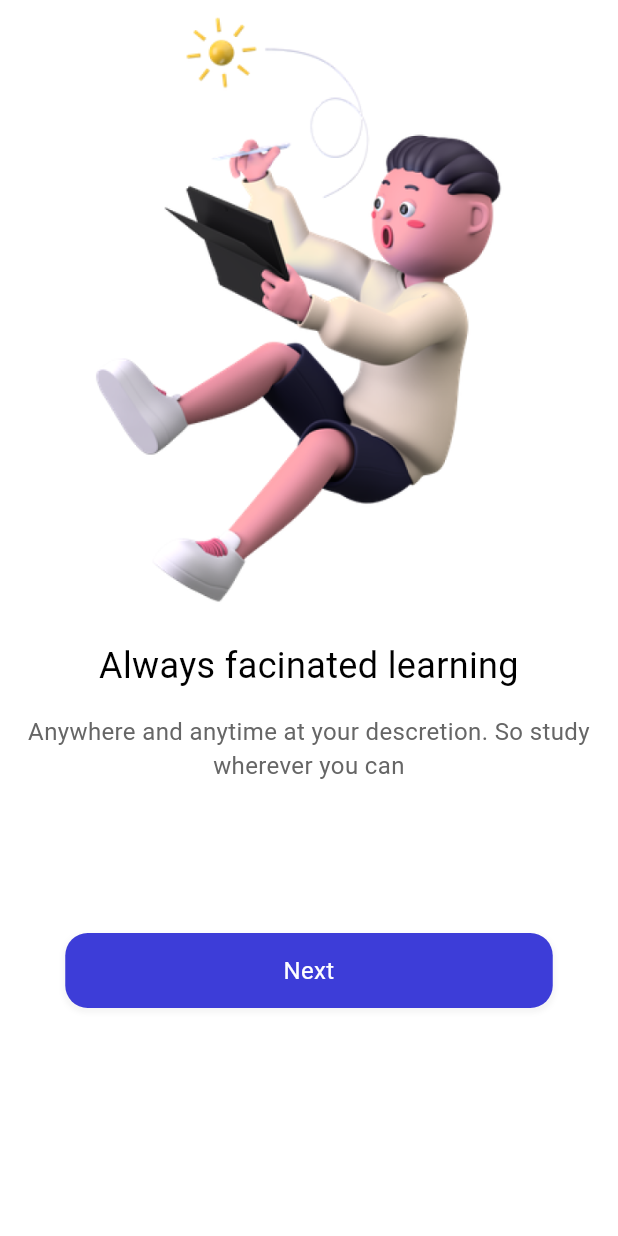
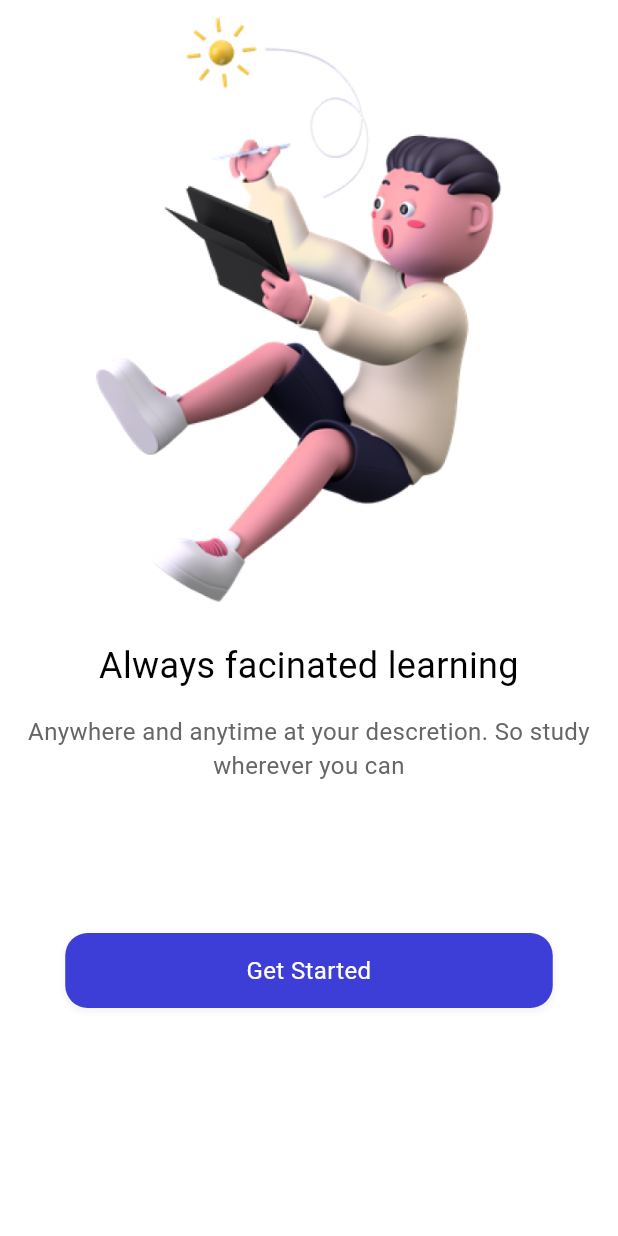
Before and after one commit to AbilioN/onlineCourse, a Flutter app: the screen it shows after launch, swiped to page 3, on a phone screen of 412 x 824 dp. Run offline on Flutter 3.47's test engine with Material 3 defaults, Android fonts, the phone set to English and light mode, and no system bars; our stand-ins replace flutter_riverpod.

```diff
--- a/lib/pages/welcome/widgets.dart
+++ b/lib/pages/welcome/widgets.dart
@@ -75,9 +75,9 @@ class _NextButton extends StatelessWidget {
           right: 25,
         ),
         decoration: AppBoxDecorations.customBoxDecoration(),
-        child: const Center(
+        child: Center(
           child: Text16(
-            text: "Next",
+            text: index < 3 ? "Next" : "Get Started",
             color: AppColors.primaryBackground,
           ),
         ),
```
